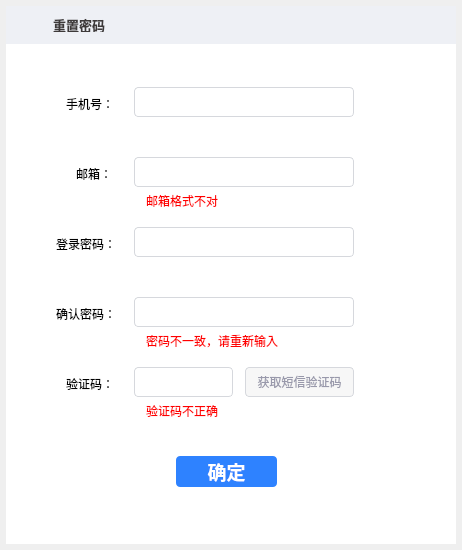
Old version of the form resetdialog.ui in the repository HustGw/CLLLLLLLSAFFFFFEWINN.
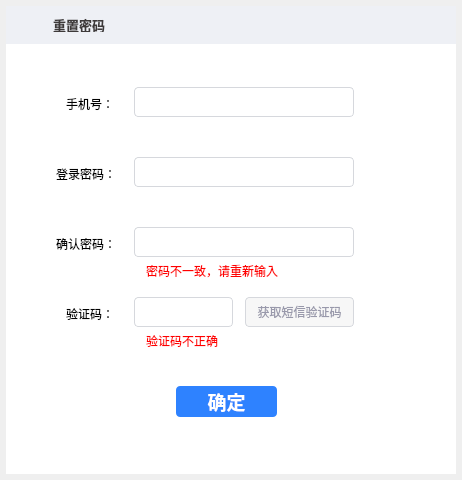
New version of the form. Icons and pictures are not drawn.

Commit message: 去掉了邮箱

```diff
--- a/resetdialog.ui
+++ b/resetdialog.ui
@@ -7,7 +7,7 @@
     <x>0</x>
     <y>0</y>
     <width>462</width>
-    <height>550</height>
+    <height>480</height>
    </rect>
   </property>
   <property name="windowTitle">
@@ -19,7 +19,7 @@
      <x>6</x>
      <y>6</y>
      <width>450</width>
-     <height>538</height>
+     <height>468</height>
     </rect>
    </property>
    <property name="styleSheet">
@@ -119,38 +119,11 @@
 border-radius:4px;</string>
     </property>
    </widget>
-   <widget class="QLabel" name="emailLabel">
-    <property name="geometry">
-     <rect>
-      <x>70</x>
-      <y>160</y>
-      <width>39</width>
-      <height>15</height>
-     </rect>
-    </property>
-    <property name="text">
-     <string>邮箱：</string>
-    </property>
-   </widget>
-   <widget class="QLineEdit" name="email">
-    <property name="geometry">
-     <rect>
-      <x>128</x>
-      <y>151</y>
-      <width>220</width>
-      <height>30</height>
-     </rect>
-    </property>
-    <property name="styleSheet">
-     <string notr="true">border:1px solid rgb(214,216,221);
-border-radius:4px;</string>
-    </property>
-   </widget>
    <widget class="QLabel" name="passwordLabel">
     <property name="geometry">
      <rect>
       <x>50</x>
-      <y>230</y>
+      <y>160</y>
       <width>66</width>
       <height>15</height>
      </rect>
@@ -163,7 +136,7 @@
     <property name="geometry">
      <rect>
       <x>128</x>
-      <y>221</y>
+      <y>151</y>
       <width>220</width>
       <height>30</height>
      </rect>
@@ -177,7 +150,7 @@
     <property name="geometry">
      <rect>
       <x>50</x>
-      <y>300</y>
+      <y>230</y>
       <width>66</width>
       <height>15</height>
      </rect>
@@ -190,7 +163,7 @@
     <property name="geometry">
      <rect>
       <x>128</x>
-      <y>291</y>
+      <y>221</y>
       <width>220</width>
       <height>30</height>
      </rect>
@@ -204,7 +177,7 @@
     <property name="geometry">
      <rect>
       <x>60</x>
-      <y>370</y>
+      <y>300</y>
       <width>60</width>
       <height>15</height>
      </rect>
@@ -217,7 +190,7 @@
     <property name="geometry">
      <rect>
       <x>128</x>
-      <y>361</y>
+      <y>291</y>
       <width>99</width>
       <height>30</height>
      </rect>
@@ -231,7 +204,7 @@
     <property name="geometry">
      <rect>
       <x>170</x>
-      <y>450</y>
+      <y>380</y>
       <width>101</width>
       <height>31</height>
      </rect>
@@ -254,7 +227,7 @@
     <property name="geometry">
      <rect>
       <x>239</x>
-      <y>361</y>
+      <y>291</y>
       <width>109</width>
       <height>30</height>
      </rect>
@@ -288,27 +261,11 @@
      <string/>
     </property>
    </widget>
-   <widget class="QLabel" name="emailAlert">
-    <property name="geometry">
-     <rect>
-      <x>140</x>
-      <y>188</y>
-      <width>200</width>
-      <height>14</height>
-     </rect>
-    </property>
-    <property name="styleSheet">
-     <string notr="true">color:red;</string>
-    </property>
-    <property name="text">
-     <string>邮箱格式不对</string>
-    </property>
-   </widget>
    <widget class="QLabel" name="passwordAlert">
     <property name="geometry">
      <rect>
       <x>140</x>
-      <y>328</y>
+      <y>258</y>
       <width>200</width>
       <height>14</height>
      </rect>
@@ -324,7 +281,7 @@
     <property name="geometry">
      <rect>
       <x>140</x>
-      <y>398</y>
+      <y>328</y>
       <width>200</width>
       <height>14</height>
      </rect>
```
The commit also changes 4 other files.
